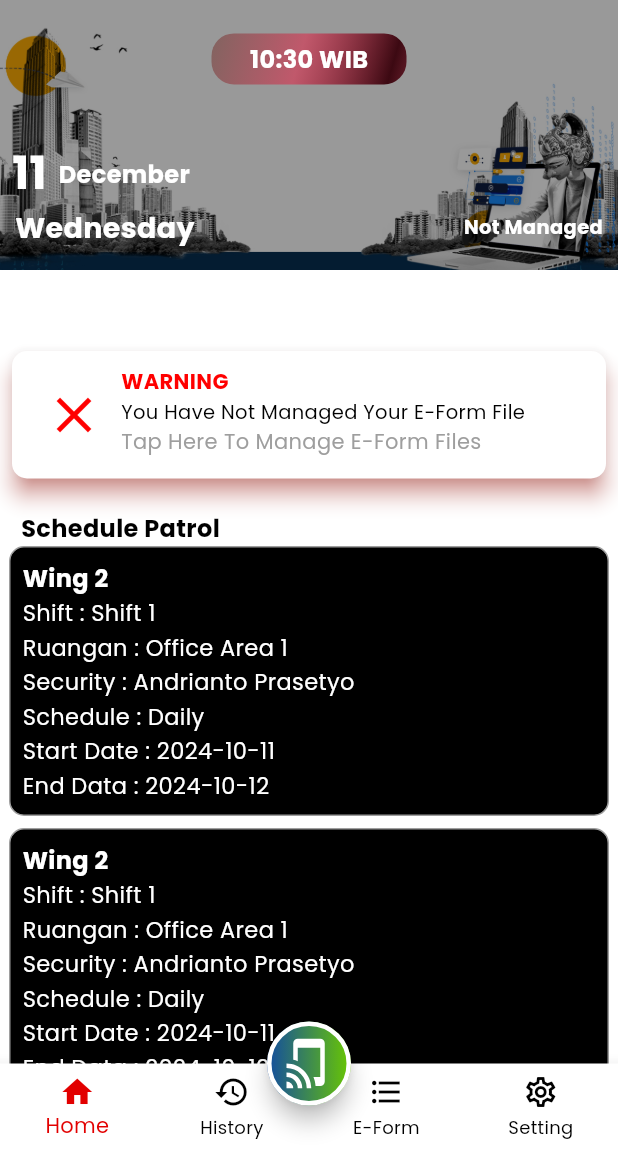
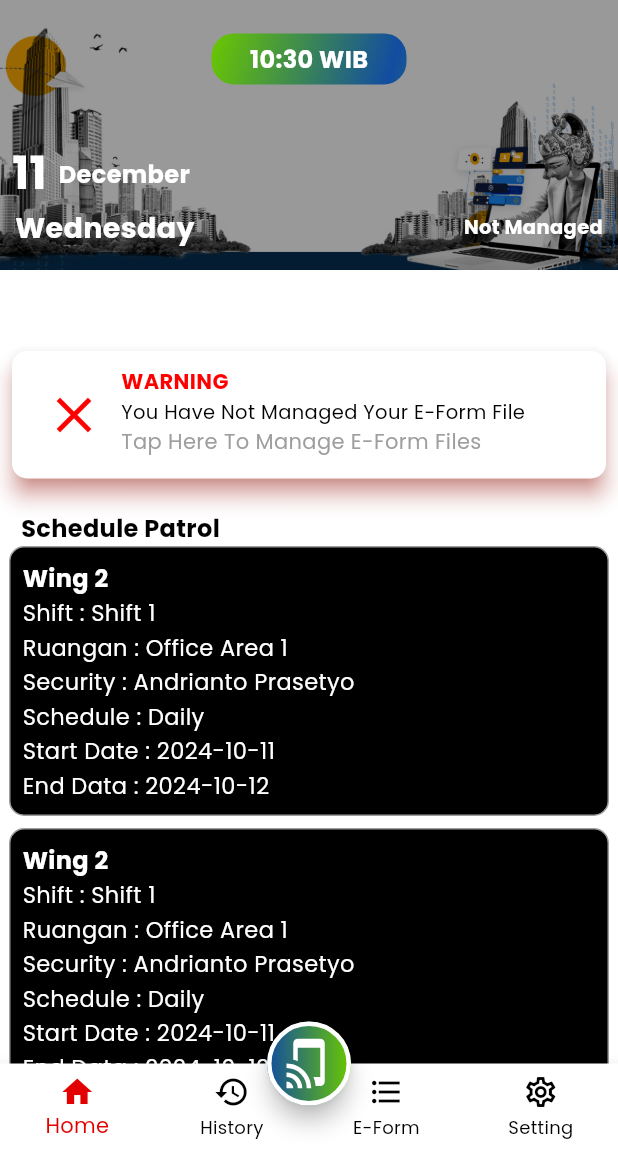
Before and after one commit to michaelis2101/smartpatrol, a Flutter app: the screen it shows after launch, on a phone screen of 412 x 824 dp, the part 84-1236 px from its top. Run offline on Flutter 3.47's test engine with Material 3 defaults, Android fonts, the light colour scheme and no system bars; our stand-ins replace bloc, dio, equatable, file_picker, flutter_bloc, flutter_offline and 8 more; missing offline and left inert: cr_file_saver, nfc_manager, open_settings; accounts and stored records are empty.

Commit message:
change gradient to appbar gradient

```diff
--- a/lib/features/screens/home/home_presenter/home_presenter_page.dart
+++ b/lib/features/screens/home/home_presenter/home_presenter_page.dart
@@ -259,9 +259,11 @@ class _HomePresenterPageState extends State<HomePresenterPage> {
                         begin: Alignment.topLeft,
                         end: Alignment(0.8, 1),
                         colors: <Color>[
-                          Color(0x94713d37),
-                          Color(0x9bda2f4e),
-                          Color(0xff3c0912)
+                          kGreenPrimary,
+                          kBlueTealPrimary,
+                          // Color(0x94713d37),
+                          // Color(0x9bda2f4e),
+                          // Color(0xff3c0912)
                           // Color(0xff8f66bd),
                           // Color(0xffc1bb2d),
                         ],
```
